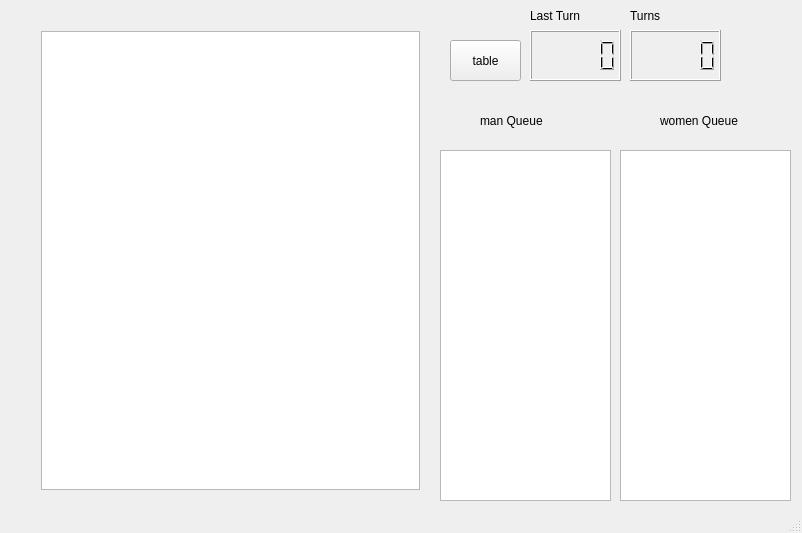
The window that mainwindow.ui (HamidDasht/DS-FirstProject) describes before a commit, drawn with Qt 5.
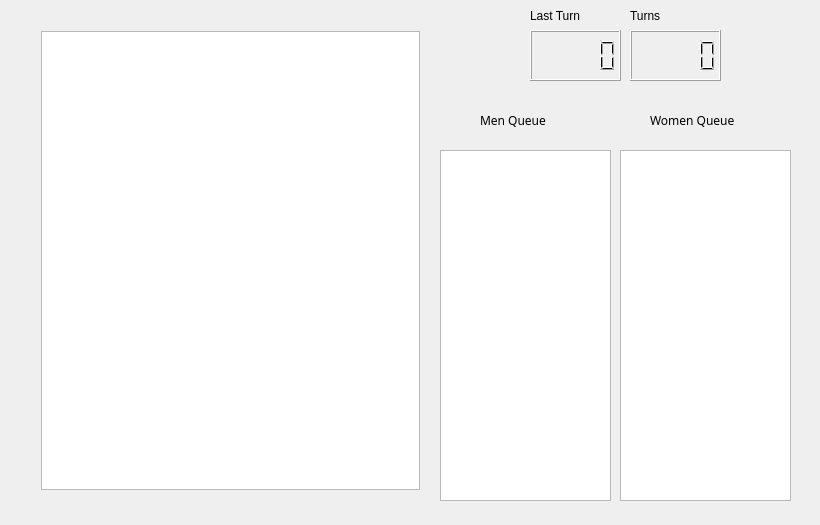
The same window after the commit. Icons and pictures are not drawn.

The edit to the form file:
```diff
--- a/mainwindow.ui
+++ b/mainwindow.ui
@@ -6,14 +6,29 @@
    <rect>
     <x>0</x>
     <y>0</y>
-    <width>802</width>
-    <height>533</height>
+    <width>820</width>
+    <height>525</height>
    </rect>
   </property>
   <property name="windowTitle">
-   <string>MainWindow</string>
+   <string>Book Store</string>
+  </property>
+  <property name="styleSheet">
+   <string notr="true"/>
   </property>
   <widget class="QWidget" name="centralWidget">
+   <property name="styleSheet">
+    <string notr="true">QPushButton
+{
+	width: 80px;
+	height: 30px;
+
+	border-image: url(:/Icons/WorkTable.png);
+	border-width: 0px;
+	border-radius: 3px;
+}
+</string>
+   </property>
    <widget class="QWidget" name="horizontalLayoutWidget_2">
     <property name="geometry">
      <rect>
@@ -99,13 +114,13 @@
     <property name="geometry">
      <rect>
       <x>450</x>
-      <y>40</y>
+      <y>20</y>
       <width>71</width>
-      <height>41</height>
+      <height>71</height>
      </rect>
     </property>
     <property name="text">
-     <string>table</string>
+     <string/>
     </property>
    </widget>
    <widget class="QLabel" name="label_3">
@@ -113,29 +128,40 @@
      <rect>
       <x>480</x>
       <y>110</y>
-      <width>91</width>
+      <width>111</width>
       <height>21</height>
      </rect>
     </property>
+    <property name="font">
+     <font>
+      <family>Sitka Small</family>
+      <pointsize>9</pointsize>
+     </font>
+    </property>
     <property name="text">
-     <string>man Queue</string>
+     <string>Men Queue</string>
     </property>
    </widget>
    <widget class="QLabel" name="label_4">
     <property name="geometry">
      <rect>
-      <x>660</x>
+      <x>650</x>
       <y>110</y>
-      <width>91</width>
+      <width>131</width>
       <height>21</height>
      </rect>
     </property>
+    <property name="font">
+     <font>
+      <family>Sitka Small</family>
+      <pointsize>9</pointsize>
+     </font>
+    </property>
     <property name="text">
-     <string>women Queue</string>
+     <string>Women Queue</string>
     </property>
    </widget>
   </widget>
-  <widget class="QStatusBar" name="statusBar"/>
  </widget>
  <layoutdefault spacing="6" margin="11"/>
  <resources/>
```
Left out of the diff: 6 changed lines with no effect on the pictures.
